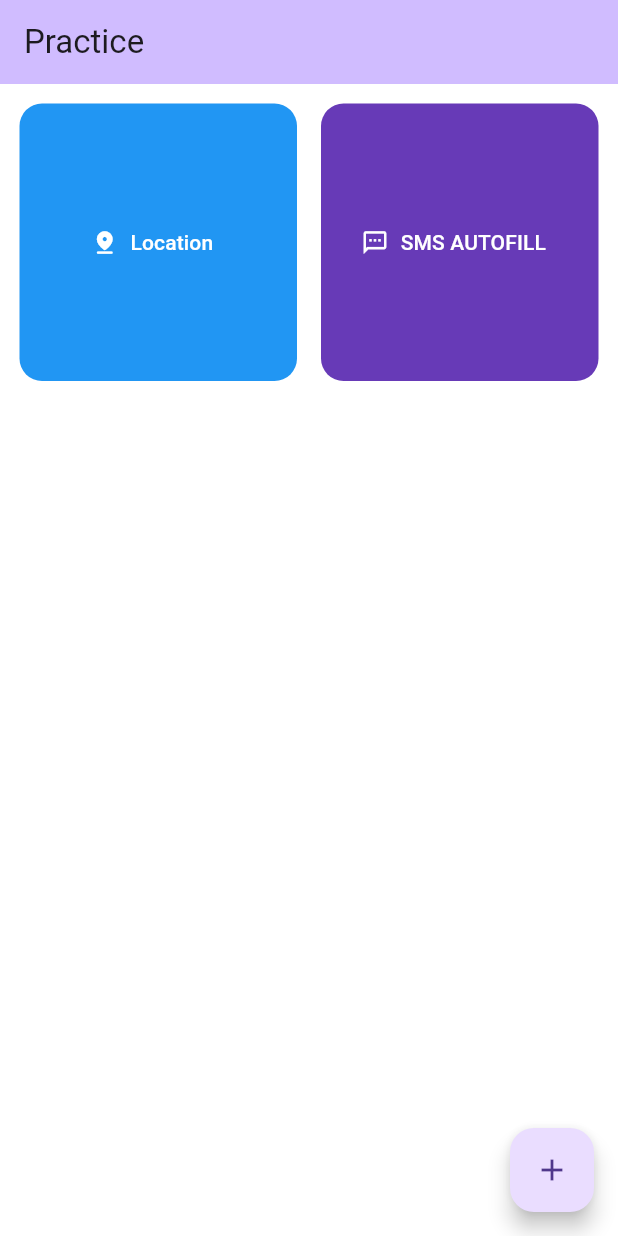
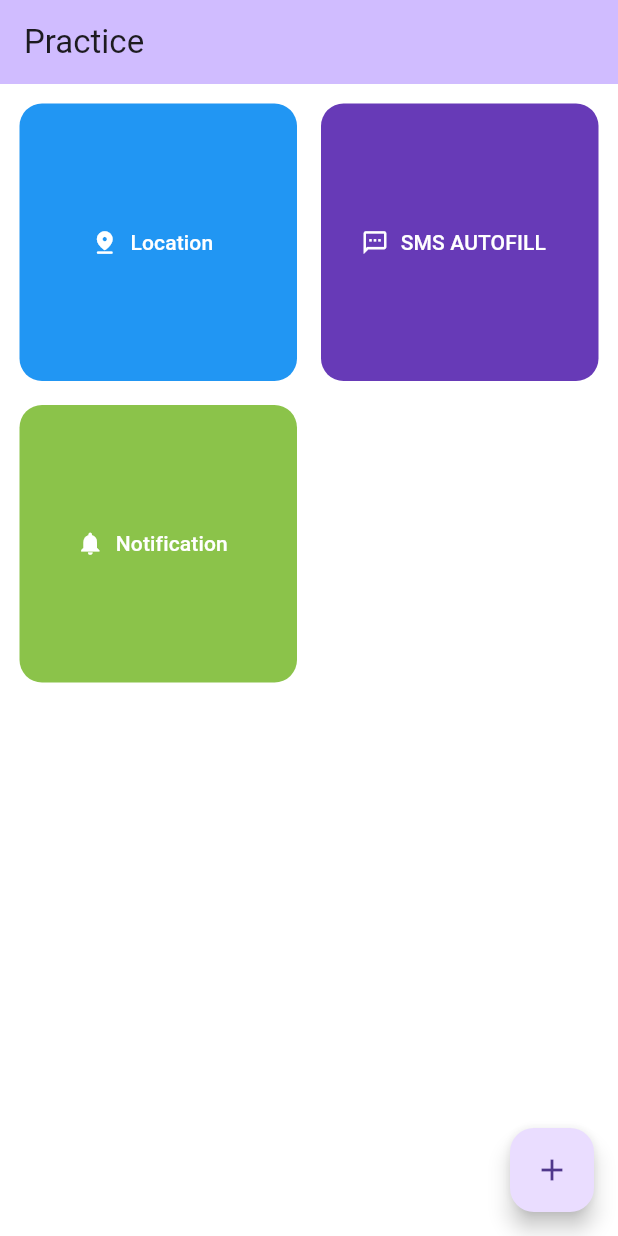
Before and after one commit to rugved-nimap/practice, a Flutter app: the screen it shows after launch, on a phone screen of 412 x 824 dp. Run offline on Flutter 3.47's test engine with Material 3 defaults, Android fonts, the phone set to English and light mode, and no system bars; our stand-ins replace flutter_bloc, flutter_local_notifications, geocoding, geolocator, sms_autofill.

Commit message:
local notification

```diff
--- a/lib/main.dart
+++ b/lib/main.dart
@@ -1,6 +1,6 @@
 import 'package:flutter/material.dart';
 import 'package:practice/pages/home_page.dart';
-import 'package:practice/state_manage/increment_provider.dart';
+import 'package:practice/state_manage/app_provider.dart';
 import 'package:provider/provider.dart';
 
 void main() {
@@ -15,7 +15,7 @@ class MyApp extends StatelessWidget {
     return MultiProvider(
       providers: [
         ChangeNotifierProvider(
-          create: (context) => IncrementProvider(),
+          create: (context) => AppProvider(),
         ),
       ],
       child: MaterialApp(
--- a/lib/pages/home_page.dart
+++ b/lib/pages/home_page.dart
@@ -1,5 +1,7 @@
 import 'package:flutter/material.dart';
+import 'package:practice/pages/notification_page.dart';
 import 'package:practice/pages/sms_page.dart';
+import 'package:practice/services/notification_service.dart';
 
 import 'location_page.dart';
 
@@ -55,6 +57,26 @@ class HomePage extends StatelessWidget {
               label: const Text('SMS AUTOFILL'),
             ),
           ),
+          Padding(
+            padding: const EdgeInsets.all(8.0),
+            child: FilledButton.icon(
+              onPressed: () {
+                NotificationService().initializeNotification();
+                Navigator.push(
+                    context,
+                    MaterialPageRoute(
+                      builder: (context) => const NotificationPage(),
+                    ));
+              },
+              style: ButtonStyle(
+                  shape: WidgetStatePropertyAll(RoundedRectangleBorder(
+                      borderRadius: BorderRadius.circular(15))),
+                  backgroundColor:
+                  const WidgetStatePropertyAll(Colors.lightGreen)),
+              icon: const Icon(Icons.notifications),
+              label: const Text('Notification'),
+            ),
+          ),
         ],
       ),
       floatingActionButton: FloatingActionButton(
--- a/lib/pages/location_page.dart
+++ b/lib/pages/location_page.dart
@@ -1,6 +1,6 @@
 import 'package:flutter/material.dart';
 import 'package:flutter_bloc/flutter_bloc.dart';
-import 'package:practice/state_manage/increment_provider.dart';
+import 'package:practice/state_manage/app_provider.dart';
 
 class LocationPage extends StatelessWidget {
   const LocationPage({super.key});
@@ -28,7 +28,7 @@ class LocationPage extends StatelessWidget {
               Padding(
                 padding: const EdgeInsets.symmetric(vertical: 20),
                 child: Text(
-                  context.watch<IncrementProvider>().address,
+                  context.watch<AppProvider>().address,
                   style: const TextStyle(color: Colors.white, fontSize: 17),
                 ),
               ),
@@ -36,7 +36,7 @@ class LocationPage extends StatelessWidget {
                 width: double.infinity,
                 child: ElevatedButton(
                   onPressed: () {
-                    context.read<IncrementProvider>().getLocation();
+                    context.read<AppProvider>().getLocation();
                   },
                   style: ButtonStyle(
                     shape: WidgetStatePropertyAll(
--- a/lib/state_manage/increment_provider.dart
+++ b/lib/state_manage/app_provider.dart
@@ -3,7 +3,7 @@ import 'package:flutter/material.dart';
 import 'package:geocoding/geocoding.dart';
 import 'package:geolocator/geolocator.dart';
 
-class IncrementProvider extends ChangeNotifier {
+class AppProvider extends ChangeNotifier {
   int number = 0;
   String address = "";
   double lat = 0;
@@ -33,4 +33,6 @@ class IncrementProvider extends ChangeNotifier {
     }
     notifyListeners();
   }
+
+
 }
--- a/pubspec.yaml
+++ b/pubspec.yaml
@@ -43,6 +43,7 @@ dependencies:
   flutter_bloc: ^8.1.6
   geocoding: ^3.0.0
   sms_autofill: ^2.4.0
+  flutter_local_notifications: ^18.0.0
 
 dev_dependencies:
   flutter_test:
```
Also changed, not shown: lib/pages/notification_page.dart (added, +67 -0 lines), lib/services/notification_service.dart (added, +62 -0 lines), pubspec.lock, 3 other files.
